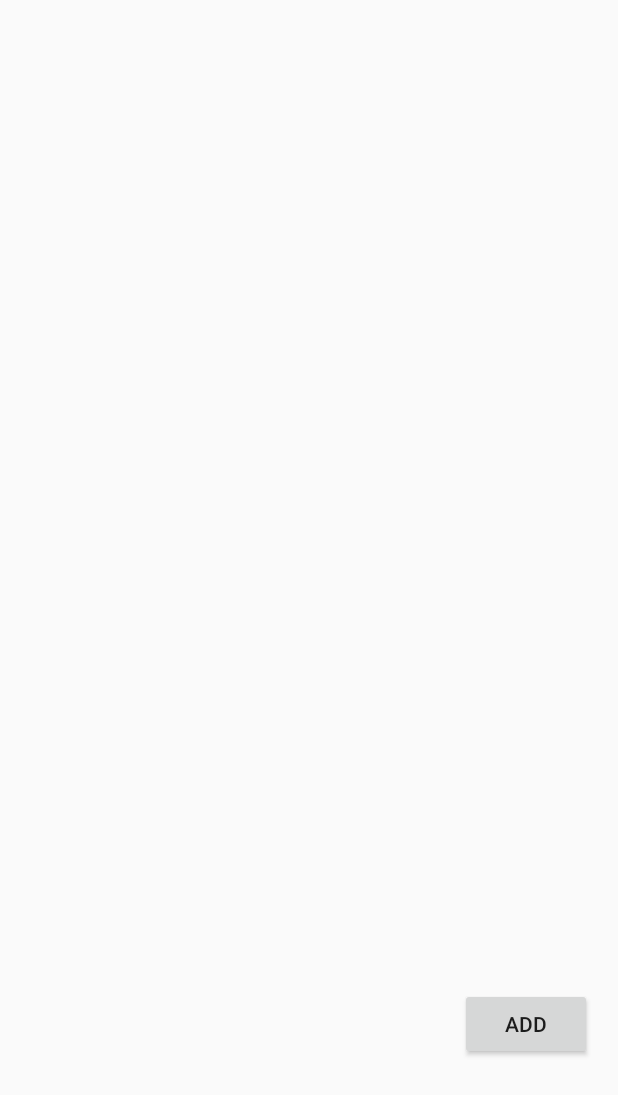
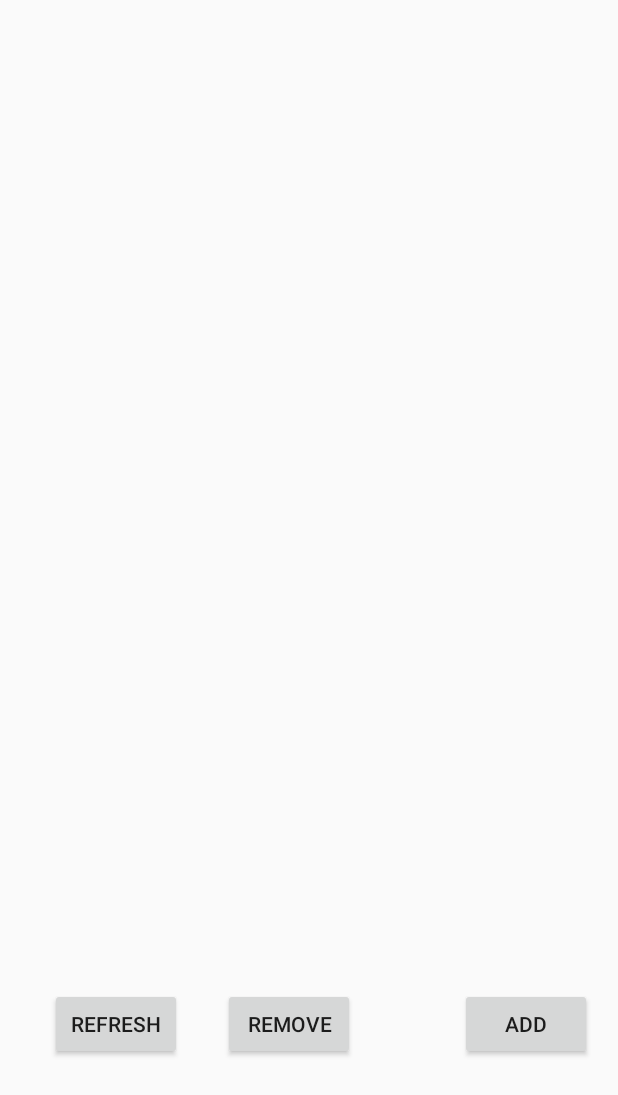
Before and after one commit to 0xamogh/fixutres, an Android app: the layout activity_main.xml on its own in the app's theme, with its tools: preview values and no code run, on a phone screen of 412 x 824 dp. Shown: the top 1095 px of the screen. Run offline under Robolectric (Android 15) with nearby library versions, the phone set to English and light mode, and no system bars.

Commit message:
Minor changes remaining

```diff
--- a/app/src/main/res/layout/activity_addition.xml
+++ b/app/src/main/res/layout/activity_addition.xml
@@ -12,7 +12,7 @@
         android:layout_width="wrap_content"
         android:layout_height="wrap_content"
         android:layout_marginBottom="37dp"
-        android:text="Button"
+        android:text="submit"
         app:layout_constraintBottom_toBottomOf="parent"
         app:layout_constraintEnd_toEndOf="@+id/button"
         app:layout_constraintStart_toStartOf="@+id/button" />
--- a/app/src/main/res/layout/activity_main.xml
+++ b/app/src/main/res/layout/activity_main.xml
@@ -34,4 +34,25 @@
         app:layout_constraintBottom_toBottomOf="parent"
         app:layout_constraintEnd_toEndOf="parent"
         app:layout_constraintTop_toBottomOf="@+id/recyclerView" />
+
+    <Button
+        android:id="@+id/refresh"
+        android:layout_width="wrap_content"
+        android:layout_height="wrap_content"
+        android:layout_marginLeft="33dp"
+        android:layout_marginStart="33dp"
+        android:text="Refresh"
+        app:layout_constraintBaseline_toBaselineOf="@+id/rmv"
+        app:layout_constraintStart_toStartOf="parent" />
+
+    <Button
+        android:id="@+id/rmv"
+        android:layout_width="wrap_content"
+        android:layout_height="wrap_content"
+        android:layout_marginLeft="27dp"
+        android:layout_marginStart="27dp"
+        android:layout_marginTop="20dp"
+        android:text="remove"
+        app:layout_constraintStart_toEndOf="@+id/refresh"
+        app:layout_constraintTop_toBottomOf="@+id/recyclerView" />
 </android.support.constraint.ConstraintLayout>
```
Also changed, not shown: app/src/main/java/amoghjapps/com/worldymouldy/Addition.java (+19 -2 lines), app/src/main/java/amoghjapps/com/worldymouldy/ExampleAdapter.java (+19 -1 lines), app/src/main/java/amoghjapps/com/worldymouldy/ExampleItem.java (+10 -2 lines), app/src/main/java/amoghjapps/com/worldymouldy/MainActivity.java (+63 -32 lines), app/src/main/res/layout/exampleitem.xml (+5 -3 lines).
